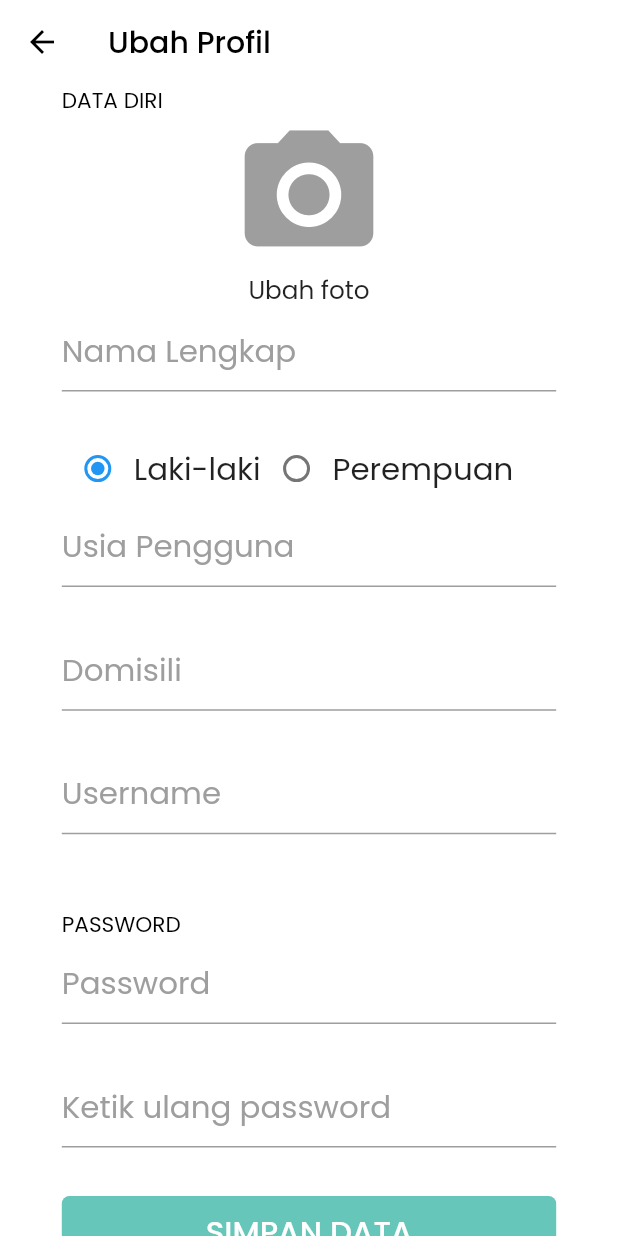
After one commit to dhahedda/aman_liburan, a Flutter app: the screen it shows after launch, after a tap on "UBAH PROFIL", on a phone screen of 412 x 824 dp. The commit adds this screen. Run offline on Flutter 3.47's test engine with Material 2 defaults, Android fonts, the light colour scheme and no system bars; our stand-ins replace cached_network_image, firebase_auth, flutter_svg, form_field_validator, get, google_fonts; missing offline and left inert: keyboard_avoider; accounts and stored records are empty; network calls fail; project files that could hold a hidden picture were left out.

Commit message:
added change profile page

```diff
--- a/lib/views/profile_page.dart
+++ b/lib/views/profile_page.dart
@@ -1,4 +1,5 @@
 import 'package:aman_liburan/services/Screen.dart';
+import 'package:aman_liburan/views/update_profile_page.dart';
 import 'package:cached_network_image/cached_network_image.dart';
 import 'package:flutter/cupertino.dart';
 import 'package:flutter/material.dart';
@@ -70,6 +71,8 @@ class _UserProfile extends StatelessWidget {
               ),
               Expanded(
                 flex: 2,
+                child: Container(
+                  margin: EdgeInsets.only(top: Screen.blockY * 2),
                   child: Row(
                     crossAxisAlignment: CrossAxisAlignment.center,
                     mainAxisAlignment: MainAxisAlignment.center,
@@ -89,6 +92,7 @@ class _UserProfile extends StatelessWidget {
                         function: () => Get.to(RegisterPage()),
                       )
                     ],
+                  ),
                 ),
               ),
               Expanded(
@@ -197,6 +201,7 @@ class _UserProfile extends StatelessWidget {
       fontColor: Colors.white,
       width: Screen.blockX * 80,
       hint: 'UBAH PROFIL',
+      function: () => Get.to(UpdateProfile()),
     );
   }
 
--- /dev/null
+++ b/lib/views/update_profile_page.dart
@@ -0,0 +1,262 @@
+import 'package:aman_liburan/services/Screen.dart';
+import 'package:flutter/cupertino.dart';
+import 'package:flutter/material.dart';
+import 'package:form_field_validator/form_field_validator.dart';
+import 'package:google_fonts/google_fonts.dart';
+
+class UpdateProfile extends StatefulWidget {
+  @override
+  _UpdateProfileState createState() => _UpdateProfileState();
+}
+
+class _UpdateProfileState extends State<UpdateProfile> {
+  TextEditingController _fullname = TextEditingController();
+  TextEditingController _username = TextEditingController();
+  TextEditingController _age = TextEditingController();
+  TextEditingController _password = TextEditingController();
+  TextEditingController _domicile = TextEditingController();
+
+  String gender = 'male';
+  Widget _appBar() {
+    return AppBar(
+      iconTheme: IconThemeData(color: Colors.black),
+      title:
+          Text('Ubah Profil', style: GoogleFonts.poppins(color: Colors.black)),
+      backgroundColor: Colors.white,
+      elevation: 0.0,
+    );
+  }
+
+  Widget _titleUserProfile() {
+    return SizedBox(
+      width: Screen.blockX * 80,
+      child: Text('DATA DIRI',
+          textAlign: TextAlign.left,
+          style: GoogleFonts.poppins(
+              fontSize: Screen.blockX * 3.5, color: Colors.black)),
+    );
+  }
+
+  Widget _updatePhoto() {
+    return InkWell(
+      onTap: () => print('upload foto'),
+      child: Column(
+        children: [
+          Container(
+            child: Icon(
+              Icons.camera_alt,
+              size: Screen.blockX * 25,
+              color: Colors.grey,
+            ),
+          ),
+          Text('Ubah foto',
+              style: GoogleFonts.poppins(fontSize: Screen.blockX * 4)),
+        ],
+      ),
+    );
+  }
+
+  Widget _fieldFullName() {
+    return _textField(
+      hint: 'Nama Lengkap',
+      controller: _fullname,
+    );
+  }
+
+  Widget _selectGender() {
+    return Container(
+      width: Screen.blockX * 80,
+      child: Row(
+        children: [
+          Row(
+            children: [
+              Radio(
+                value: 'male',
+                groupValue: gender,
+                onChanged: (value) {
+                  setState(() {
+                    print(value);
+                    gender = value;
+                  });
+                },
+              ),
+              Text(
+                'Laki-laki',
+                style: GoogleFonts.poppins(fontSize: Screen.blockX * 5),
+              )
+            ],
+          ),
+          Row(
+            children: [
+              Radio(
+                value: 'female',
+                groupValue: gender,
+                onChanged: (value) {
+                  setState(() {
+                    print(value);
+                    gender = value;
+                  });
+                },
+              ),
+              Text(
+                'Perempuan',
+                style: GoogleFonts.poppins(fontSize: Screen.blockX * 5),
+              )
+            ],
+          )
+        ],
+      ),
+    );
+  }
+
+  Widget _fieldAge() {
+    return _textField(
+      hint: 'Usia Pengguna',
+      controller: _age,
+    );
+  }
+
+  Widget _fieldDomicile() {
+    return _textField(
+      hint: 'Domisili',
+      controller: _age,
+    );
+  }
+
+  Widget _fieldUserName() {
+    return _textField(
+      hint: 'Username',
+      controller: _username,
+    );
+  }
+
+  Widget _titlePassword() {
+    return SizedBox(
+      width: Screen.blockX * 80,
+      child: Text('\nPASSWORD',
+          textAlign: TextAlign.left,
+          style: GoogleFonts.poppins(
+              fontSize: Screen.blockX * 3.5, color: Colors.black)),
+    );
+  }
+
+  Widget _fieldPassword() {
+    return _textField(
+      hint: 'Password',
+      controller: _username,
+    );
+  }
+
+  Widget _fieldPasswordAgain() {
+    return _textField(
+      hint: 'Ketik ulang password',
+      controller: _username,
+    );
+  }
+
+  Widget _saveButton() {
+    return CustomButton(
+      color: CustomColor().primary,
+      fontColor: Colors.white,
+      width: Screen.blockX * 80,
+      hint: 'SIMPAN DATA',
+      function: null,
+    );
+  }
+
+  @override
+  Widget build(BuildContext context) {
+    Screen().init(context);
+    return Container(
+      color: Colors.white,
+      child: SafeArea(
+        child: Scaffold(
+          backgroundColor: Colors.white,
+          appBar: _appBar(),
+          body: SingleChildScrollView(
+            child: Center(
+              child: Column(
+                mainAxisAlignment: MainAxisAlignment.start,
+                crossAxisAlignment: CrossAxisAlignment.center,
+                children: [
+                  _titleUserProfile(),
+                  _updatePhoto(),
+                  _fieldFullName(),
+                  _selectGender(),
+                  _fieldAge(),
+                  _fieldDomicile(),
+                  _fieldUserName(),
+                  _titlePassword(),
+                  _fieldPassword(),
+                  _fieldPasswordAgain(),
+                  _saveButton()
+                ],
+              ),
+            ),
+          ),
+        ),
+      ),
+    );
+  }
+}
+
+class _textField extends StatefulWidget {
+  final String hint;
+  final TextEditingController controller;
+  const _textField({Key key, this.hint, this.controller}) : super(key: key);
+  @override
+  __textFieldState createState() => __textFieldState();
+}
+
+class __textFieldState extends State<_textField> {
+  final formValidator = MultiValidator([
+    RequiredValidator(errorText: 'harus diisi'),
+    MinLengthValidator(8, errorText: 'Password minimal 8 karakter'),
+  ]);
+  bool isClicked = false;
+  @override
+  Widget build(BuildContext context) {
+    return Container(
+        width: Screen.blockX * 80,
+        height: Screen.blockY * 10,
+        child: Column(
+          crossAxisAlignment: CrossAxisAlignment.start,
+          children: [
+            isClicked == true
+                ? Flexible(
+                    flex: 1,
+                    child: Text(
+                      widget.hint,
+                      style: GoogleFonts.poppins(
+                          fontSize: Screen.blockX * 4, color: Colors.grey),
+                    ))
+                : Container(),
+            Flexible(
+              flex: 2,
+              child: TextFormField(
+                obscureText: widget.hint == "Kata sandi" ? true : false,
+                controller: widget.controller,
+                style: GoogleFonts.poppins(fontSize: Screen.blockX * 5),
+                validator: formValidator,
+                onTap: () {
+                  setState(() {
+                    isClicked = true;
+                  });
+                },
+                onFieldSubmitted: (_) {
+                  setState(() {
+                    isClicked = false;
+                  });
+                },
+                decoration: InputDecoration(
+                    hintText: isClicked == true ? '' : widget.hint,
+                    hoverColor: Colors.white,
+                    hintStyle: GoogleFonts.poppins(color: Colors.grey),
+                    fillColor: Colors.white,
+                    focusColor: Colors.white),
+              ),
+            ),
+          ],
+        ));
+  }
+}
```
Lines whose indentation alone changed are shown as unchanged.
